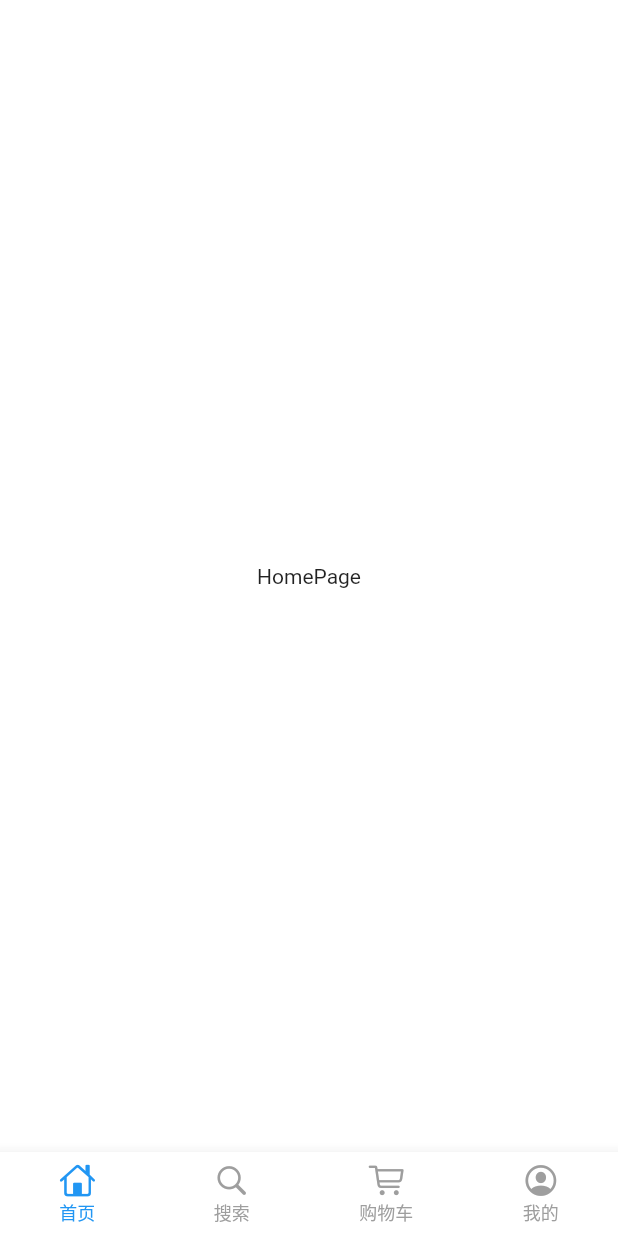
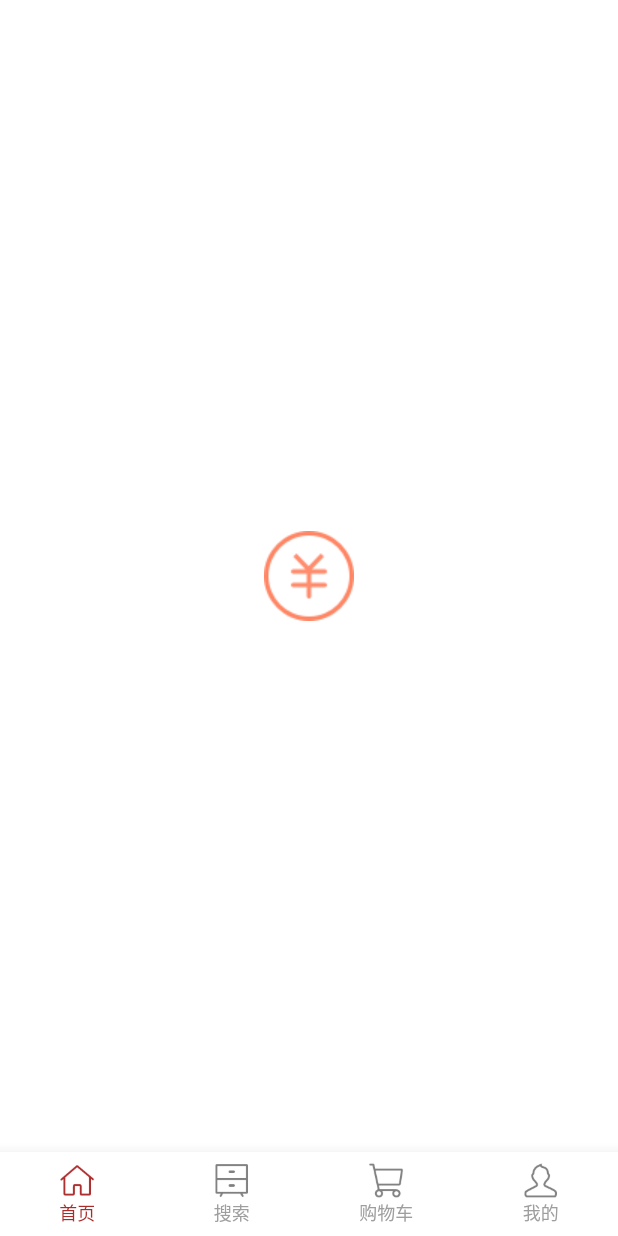
Before and after one commit to z251257144/FireShop, a Flutter app: the screen it shows after launch, on a phone screen of 412 x 824 dp. Run offline on Flutter 3.47's test engine with Material 2 defaults, Android fonts, the phone set to English and light mode, and no system bars.

Commit message:
修改tabbar图标

```diff
--- a/lib/pages/home/home_page.dart
+++ b/lib/pages/home/home_page.dart
@@ -10,7 +10,10 @@ class HomePage extends StatelessWidget {
       decoration: BoxDecoration(
         color: Colors.white
       ),
-      child: Text("HomePage"),
+      child: Image.asset("images/profile_tegral.png"),
     );
   }
 }
+
+TextStyle blueStyle = TextStyle(fontSize: 40, color: Colors.blue, fontWeight: FontWeight.normal);
+TextStyle blackStyle = TextStyle(fontWeight: FontWeight.bold, fontSize: 30, color: Colors.black); // 黑色样式
--- a/lib/pages/index_page.dart
+++ b/lib/pages/index_page.dart
@@ -12,17 +12,29 @@ class IndexPage extends StatefulWidget {
   _IndexPageState createState() => _IndexPageState();
 }
 
+final double width = 25;
+
 final List<BottomNavigationBarItem> items = [
     BottomNavigationBarItem(
-      icon: Icon(CupertinoIcons.home),
+      icon: Image.asset("images/home-off.png", width: width, height: width,),
+      activeIcon: Image.asset("images/home-on.png", width: width, height: width,),
       title: Text("首页")
     ),
     BottomNavigationBarItem(
-      icon: Icon(CupertinoIcons.search),
+      icon: Image.asset("images/menu-off.png", width: width, height: width,),
+      activeIcon: Image.asset("images/menu-on.png", width: width, height: width,),
       title: Text("搜索")
     ),
-    BottomNavigationBarItem(icon: Icon(CupertinoIcons.shopping_cart), title: Text("购物车")),
-    BottomNavigationBarItem(icon: Icon(CupertinoIcons.profile_circled), title: Text("我的"))
+    BottomNavigationBarItem(
+      icon: Image.asset("images/cart-off.png", width: width, height: width,),
+      activeIcon: Image.asset("images/cart-on.png", width: width, height: width,),
+      title: Text("购物车")
+    ),
+    BottomNavigationBarItem(
+      icon: Image.asset("images/my-off.png", width: width, height: width,),
+      activeIcon: Image.asset("images/my-on.png", width: width, height: width,),
+      title: Text("我的")
+    )
   ];
 
   final List<Widget> pages = [
@@ -40,7 +52,7 @@ class _IndexPageState extends State<IndexPage> {
     return Scaffold(
       bottomNavigationBar: BottomNavigationBar(
         backgroundColor: Colors.white,
-        selectedItemColor: Colors.blue,
+        selectedItemColor: Color.fromARGB(255, 171, 43, 43),
         unselectedItemColor: Colors.grey,
         selectedFontSize: 12,
         type: BottomNavigationBarType.fixed,
--- a/pubspec.yaml
+++ b/pubspec.yaml
@@ -43,9 +43,8 @@ flutter:
   uses-material-design: true
 
   # To add assets to your application, add an assets section, like this:
-  # assets:
-  #  - images/a_dot_burr.jpeg
-  #  - images/a_dot_ham.jpeg
+  assets:
+   - images/
 
   # An image asset can refer to one or more resolution-specific "variants", see
   # https://flutter.dev/assets-and-images/#resolution-aware.
```
Also changed, not shown: images/cart-off.png (added), images/cart-on.png (added), images/home-off.png (added), images/home-on.png (added), images/menu-off.png (added), images/menu-on.png (added), images/my-off.png (added), images/my-on.png (added), images/order-off.png (added), images/order-on.png (added), images/profile_tegral.png (added), 15 other files.
